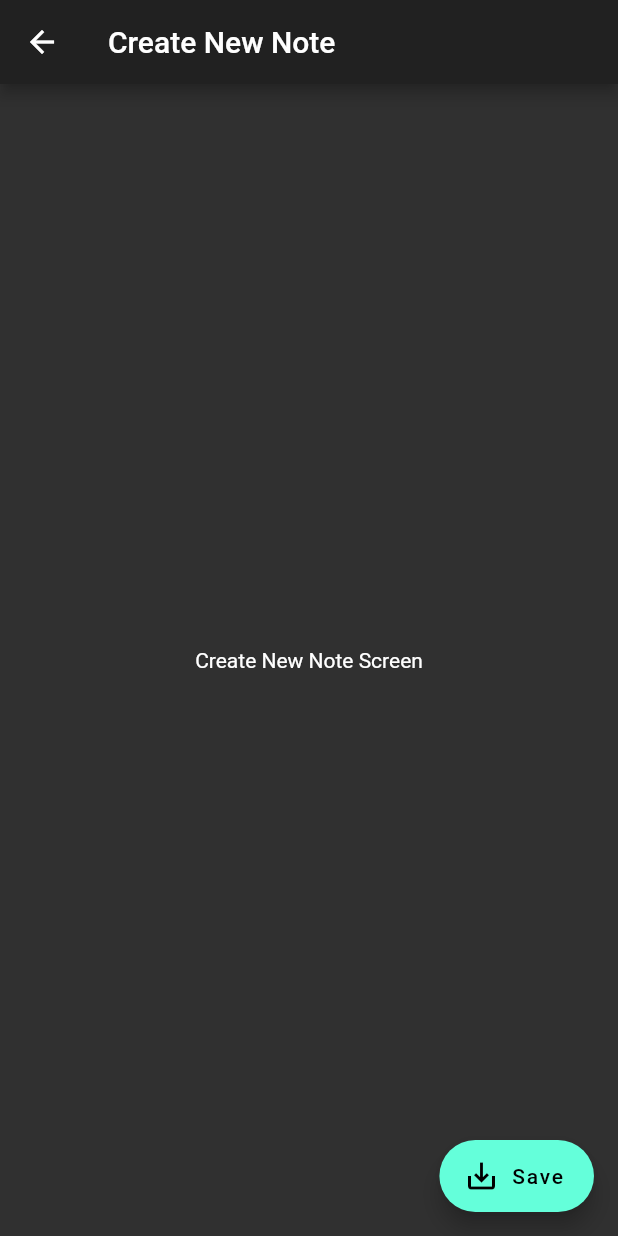
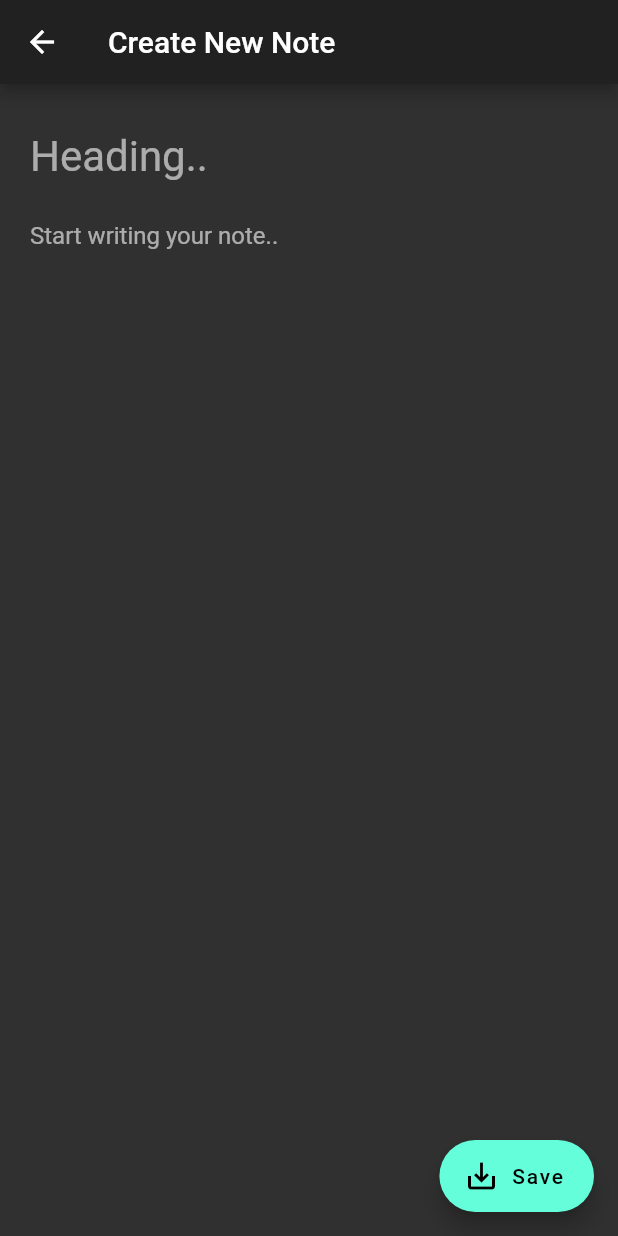
Before and after one commit to janhavisinghh/seton, a Flutter app: the screen it shows after launch, after a tap on the "add" icon, on a phone screen of 412 x 824 dp. Run offline on Flutter 3.47's test engine with Material 2 defaults, Android fonts, the phone set to English and light mode, and no system bars.

Commit message:
Add TextFields in `CreateNoteScreen`

```diff
--- a/lib/main.dart
+++ b/lib/main.dart
@@ -46,8 +46,30 @@ class CreateNoteScreen extends StatelessWidget {
             onPressed: () => Navigator.pop(context),
           ),
         ),
-        body: Center(
-          child: Text('Create New Note Screen'),
+        body: Container(
+          padding: const EdgeInsets.all(20),
+          child: new Column(
+            children: <Widget>[
+              new Flexible(
+                child: new TextField(
+                  keyboardType: TextInputType.multiline,
+                  maxLines: null,
+                  decoration: InputDecoration(
+                      border: InputBorder.none, hintText: 'Heading..'),
+                  style: TextStyle(fontSize: 28),
+                ),
+              ),
+              new Flexible(
+                child: new TextField(
+                  keyboardType: TextInputType.multiline,
+                  maxLines: null,
+                  decoration: InputDecoration(
+                      border: InputBorder.none,
+                      hintText: 'Start writing your note..'),
+                ),
+              ),
+            ],
+          ),
         ),
         floatingActionButton: FloatingActionButton.extended(
           icon: Icon(Icons.save_alt),
```
